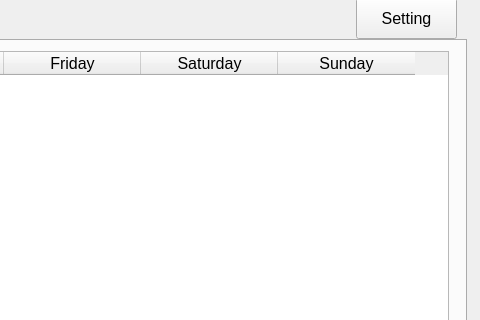
Qt form Scripts/UI/main.ui (nhtri2003gmail/ReminderGUI) before a commit; both pictures show x 704 to 1184 and y 0 to 320 of the 1184 by 825 pixel window.
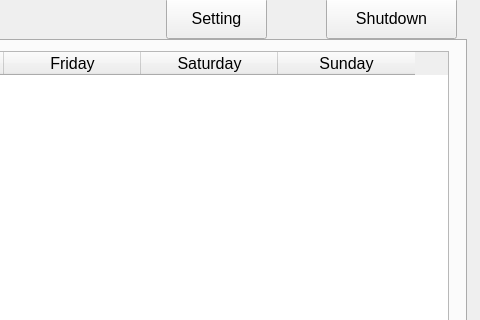
The same form after that commit.

Diff of the .ui file:
```diff
--- a/Scripts/UI/main.ui
+++ b/Scripts/UI/main.ui
@@ -3267,7 +3267,7 @@
    <widget class="QPushButton" name="Setting">
     <property name="geometry">
      <rect>
-      <x>1060</x>
+      <x>870</x>
       <y>-2</y>
       <width>101</width>
       <height>41</height>
@@ -3277,6 +3277,19 @@
      <string>Setting</string>
     </property>
    </widget>
+   <widget class="QPushButton" name="Shutdown">
+    <property name="geometry">
+     <rect>
+      <x>1030</x>
+      <y>-2</y>
+      <width>131</width>
+      <height>41</height>
+     </rect>
+    </property>
+    <property name="text">
+     <string>Shutdown</string>
+    </property>
+   </widget>
   </widget>
   <widget class="QMenuBar" name="menubar">
    <property name="geometry">
```
